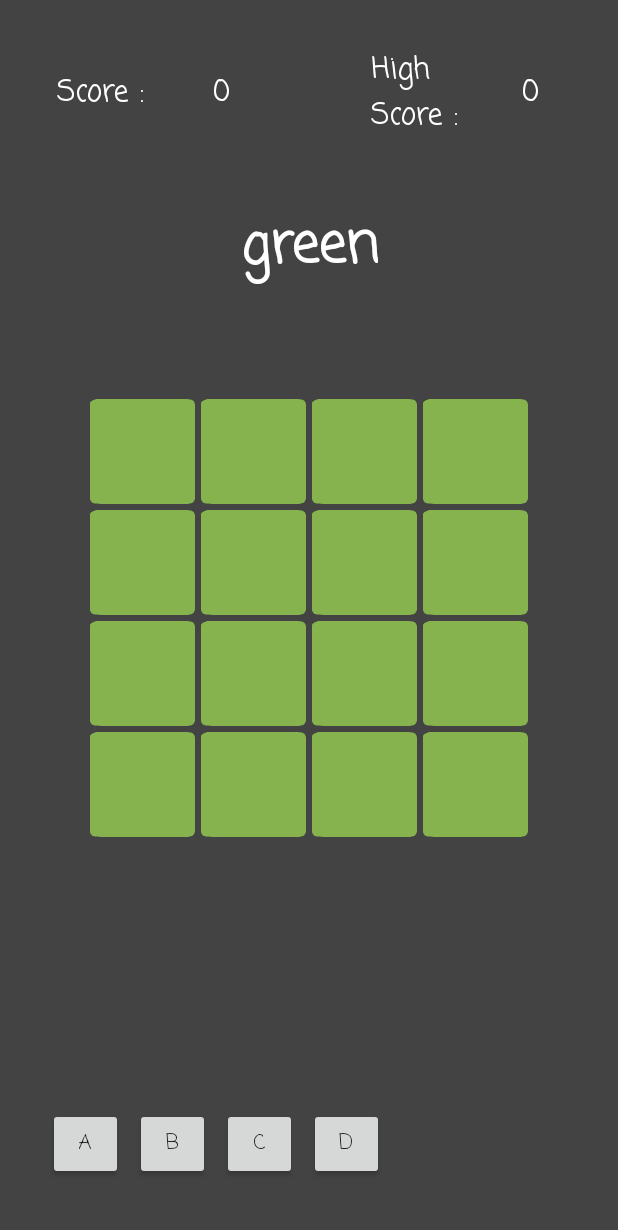
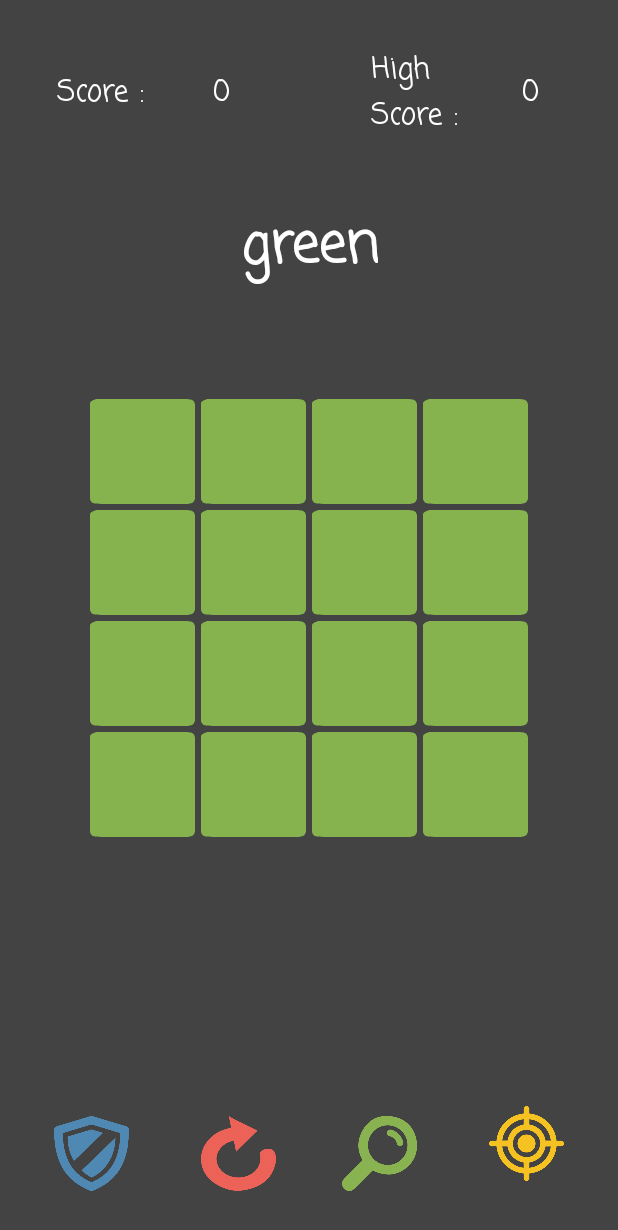
Before and after one commit to cekane/MemorizeColorGame, an Android app: the ChallengeMode screen opened directly, with no data from a screen before it, on a phone screen of 412 x 824 dp. Shown: the top 1230 px of the screen. Run offline under Robolectric (Android 15) with nearby library versions, the phone set to English and light mode, and no system bars; 1 statement that could not run was skipped.

Commit message:
*Cleaned up code

```diff
--- a/app/src/main/java/com/example/ckane/colorsorting/android/activity/PowerUpStore.kt
+++ b/app/src/main/java/com/example/ckane/colorsorting/android/activity/PowerUpStore.kt
@@ -1,11 +1,10 @@
 package com.example.ckane.colorsorting.android.activity
 
 import android.content.SharedPreferences
+import android.os.Bundle
 import android.support.v7.app.AppCompatActivity
-import android.os.Bundle
 import android.support.v7.widget.LinearLayoutManager
 import android.support.v7.widget.RecyclerView
-import android.widget.Button
 import android.widget.TextView
 import com.example.ckane.colorsorting.R
 import com.example.ckane.colorsorting.android.PowerUpView
--- a/app/src/main/java/com/example/ckane/colorsorting/android/activity/levels/ChallengeMode.kt
+++ b/app/src/main/java/com/example/ckane/colorsorting/android/activity/levels/ChallengeMode.kt
@@ -32,6 +32,10 @@ class ChallengeMode : AppCompatActivity(), CardView {
     private val color2: TextView by lazy { findViewById<TextView>(R.id.color_to_choose2) }
     val counter: TextView by lazy {findViewById<TextView>(R.id.counter)}
     private val nextBtn: Button by lazy{ findViewById<Button>(R.id.next_btn) }
+    private val powerUpABtn: Button by lazy{ findViewById<Button>(R.id.power_up_A) }
+    private val powerUpBBtn: Button by lazy{ findViewById<Button>(R.id.power_up_B) }
+    private val powerUpCBtn: Button by lazy{ findViewById<Button>(R.id.power_up_C) }
+    private val powerUpDBtn: Button by lazy{ findViewById<Button>(R.id.power_up_D) }
     private val rView: RecyclerView by lazy { findViewById<RecyclerView>(R.id.recycler_view) }
     private var gameMode = ""
     override fun onCreate(savedInstanceState: Bundle?) {
@@ -51,6 +55,10 @@ class ChallengeMode : AppCompatActivity(), CardView {
         nextBtn.setOnClickListener {
             presenter.startRound()
             nextBtn.visibility = View.GONE
+            powerUpABtn.visibility = View.VISIBLE
+            powerUpBBtn.visibility = View.VISIBLE
+            powerUpCBtn.visibility = View.VISIBLE
+            powerUpDBtn.visibility = View.VISIBLE
         }
 
         rView.setHasFixedSize(true)
@@ -111,6 +119,10 @@ class ChallengeMode : AppCompatActivity(), CardView {
     override fun roundEndFragment() {
         setColorText(getString(R.string.friendly_message), 0)
         nextBtn.visibility = View.VISIBLE
+        powerUpABtn.visibility = View.GONE
+        powerUpBBtn.visibility = View.GONE
+        powerUpCBtn.visibility = View.GONE
+        powerUpDBtn.visibility = View.GONE
     }
 
     override fun updateLocalHighScore(highScore: Int) {
--- a/app/src/main/res/layout/challenge_mode_activity.xml
+++ b/app/src/main/res/layout/challenge_mode_activity.xml
@@ -174,7 +174,7 @@
 
     <Button
         android:id="@+id/next_btn"
-        android:layout_width="wrap_content"
+        android:layout_width="0dp"
         android:layout_height="wrap_content"
         android:layout_marginBottom="8dp"
         android:layout_marginEnd="8dp"
@@ -182,63 +182,78 @@
         android:layout_marginTop="8dp"
         android:fontFamily="casual"
         android:text="@string/next"
+        android:textAllCaps="false"
         android:textSize="20sp"
         app:layout_constraintBottom_toBottomOf="parent"
         app:layout_constraintEnd_toEndOf="parent"
-        app:layout_constraintHorizontal_bias="1.0"
         app:layout_constraintStart_toStartOf="parent"
         app:layout_constraintTop_toTopOf="@+id/guideline5" />
 
     <Button
         android:id="@+id/power_up_A"
         android:layout_width="50dp"
-        android:layout_height="wrap_content"
+        android:layout_height="50dp"
         android:layout_marginBottom="8dp"
-        android:layout_marginStart="32dp"
+        android:layout_marginEnd="8dp"
+        android:layout_marginStart="8dp"
         android:layout_marginTop="8dp"
+        android:background="@drawable/icon_activateshield"
         android:fontFamily="casual"
-        android:text="A"
         app:layout_constraintBottom_toBottomOf="parent"
+        app:layout_constraintEnd_toStartOf="@+id/guideline2"
+        app:layout_constraintHorizontal_bias="0.2"
         app:layout_constraintStart_toStartOf="parent"
-        app:layout_constraintTop_toTopOf="@+id/guideline5" />
+        app:layout_constraintTop_toTopOf="@+id/guideline5"
+        app:layout_constraintVertical_bias="0.619" />
 
     <Button
         android:id="@+id/power_up_D"
         android:layout_width="50dp"
-        android:layout_height="wrap_content"
+        android:layout_height="50dp"
         android:layout_marginBottom="8dp"
+        android:layout_marginEnd="8dp"
         android:layout_marginStart="8dp"
         android:layout_marginTop="8dp"
+        android:background="@drawable/icon_showtargetcolor"
         android:fontFamily="casual"
-        android:text="D"
         app:layout_constraintBottom_toBottomOf="parent"
-        app:layout_constraintStart_toEndOf="@+id/power_up_C"
+        app:layout_constraintEnd_toEndOf="parent"
+        app:layout_constraintHorizontal_bias="0.8"
+        app:layout_constraintStart_toStartOf="@+id/guideline2"
         app:layout_constraintTop_toTopOf="@+id/guideline5" />
 
     <Button
         android:id="@+id/power_up_C"
         android:layout_width="50dp"
-        android:layout_height="wrap_content"
+        android:layout_height="50dp"
         android:layout_marginBottom="8dp"
+        android:layout_marginEnd="8dp"
         android:layout_marginStart="8dp"
         android:layout_marginTop="8dp"
+        android:background="@drawable/icon_showdifferentcolor"
         android:fontFamily="casual"
-        android:text="C"
         app:layout_constraintBottom_toBottomOf="parent"
-        app:layout_constraintStart_toEndOf="@+id/power_up_B"
-        app:layout_constraintTop_toTopOf="@+id/guideline5" />
+        app:layout_constraintEnd_toEndOf="parent"
+        app:layout_constraintHorizontal_bias="0.1"
+        app:layout_constraintStart_toStartOf="@+id/guideline2"
+        app:layout_constraintTop_toTopOf="@+id/guideline5"
+        app:layout_constraintVertical_bias="0.619" />
 
     <Button
         android:id="@+id/power_up_B"
         android:layout_width="50dp"
-        android:layout_height="wrap_content"
+        android:layout_height="50dp"
         android:layout_marginBottom="8dp"
+        android:layout_marginEnd="8dp"
         android:layout_marginStart="8dp"
         android:layout_marginTop="8dp"
+        android:background="@drawable/icon_showallcolors"
         android:fontFamily="casual"
-        android:text="B"
         app:layout_constraintBottom_toBottomOf="parent"
-        app:layout_constraintStart_toEndOf="@+id/power_up_A"
-        app:layout_constraintTop_toTopOf="@+id/guideline5" />
+        app:layout_constraintEnd_toStartOf="@+id/guideline2"
+        app:layout_constraintHorizontal_bias="0.9"
+        app:layout_constraintStart_toStartOf="parent"
+        app:layout_constraintTop_toTopOf="@+id/guideline5"
+        app:layout_constraintVertical_bias="0.619" />
 
 </android.support.constraint.ConstraintLayout>
```
